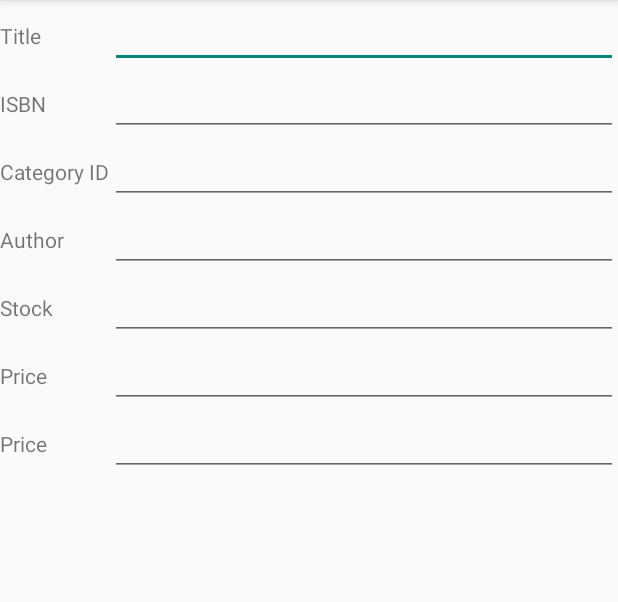
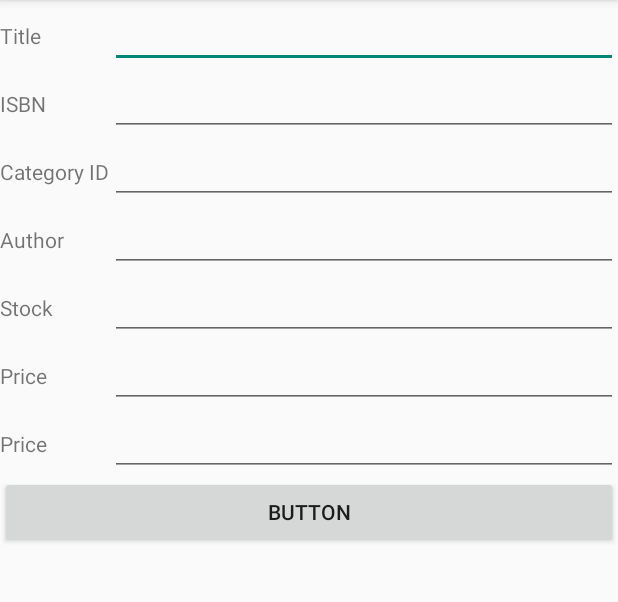
Before and after one commit to aridoaridokadotoji/Bookshop-Android, an Android app: the BookDetailsActivity screen opened directly, with no data from a screen before it, on a phone screen of 412 x 824 dp, the part 84-686 px from its top. Run offline under Robolectric (Android 15) with nearby library versions, the light colour scheme and no system bars; 2 statements that could not run were skipped.

Commit message:
Fixes #3
Updating book details

```diff
--- a/app/src/main/java/com/example/gabrielwong/workshop6/Book.java
+++ b/app/src/main/java/com/example/gabrielwong/workshop6/Book.java
@@ -23,8 +23,8 @@ import java.util.List;
 
 public class Book extends HashMap<String, String> {
 
-    final static String baseURL = "http://192.168.1.29/GetFreshBooks/Inventory/"; //TODO: Change according to server
-    final static String imageURL = "http://192.168.1.29/GetFreshBooks/images";
+    final static String baseURL = "http://172.17.104.184/GetFreshBooks/Inventory/"; //TODO: Change according to server
+    final static String imageURL = "http://172.17.104.184/GetFreshBooks/images";
 
     public Book(String bookId, String title, String catId, String isbn,
                 String author, String stock, String price) {
--- a/app/src/main/res/layout/activity_book_details.xml
+++ b/app/src/main/res/layout/activity_book_details.xml
@@ -127,18 +127,18 @@
 
         </TableRow>
 
+        <ImageView
+            android:layout_width="wrap_content"
+            android:layout_height="wrap_content"
+            android:id="@+id/imageView" />
 
-        <TableRow
+        <Button
+            android:id="@+id/button3"
             android:layout_width="match_parent"
-            android:layout_height="match_parent">
+            android:layout_height="wrap_content"
+            android:text="Button" />
 
-            <ImageView
-                android:layout_width="wrap_content"
-                android:layout_height="wrap_content"
-                android:id="@+id/imageView" />
-        </TableRow>
+    </TableLayout>
 
 
-
-    </TableLayout>
 </LinearLayout>
```
Also changed, not shown: app/src/main/java/com/example/gabrielwong/workshop6/BookDetailsActivity.java (+32 -2 lines).
